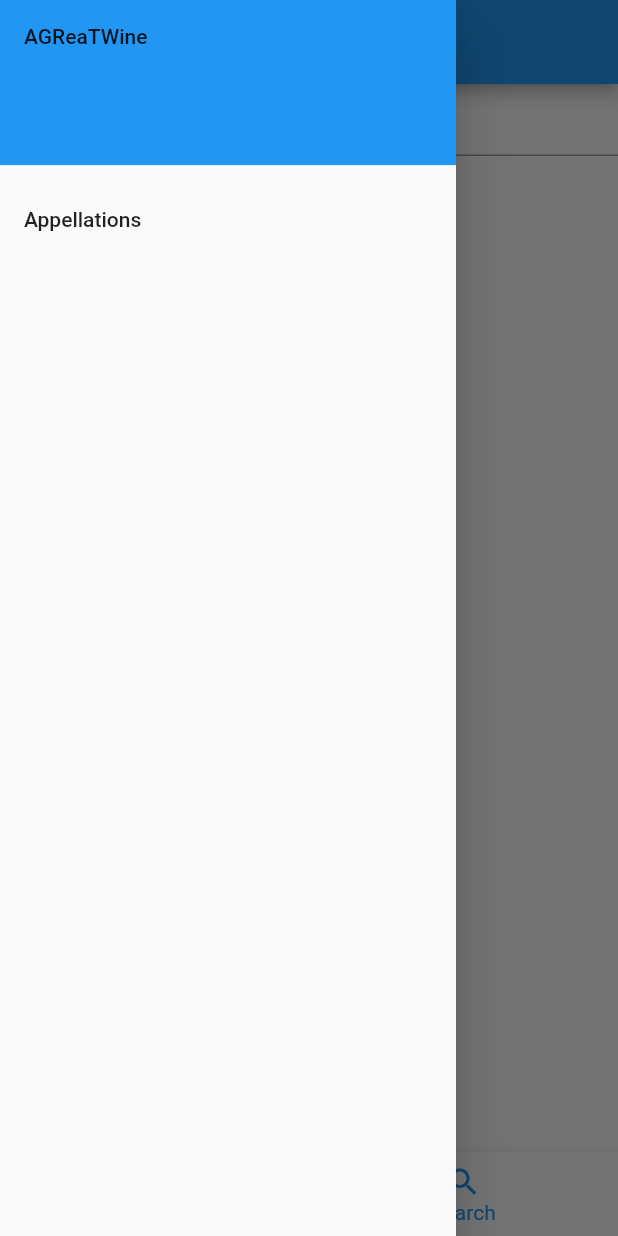
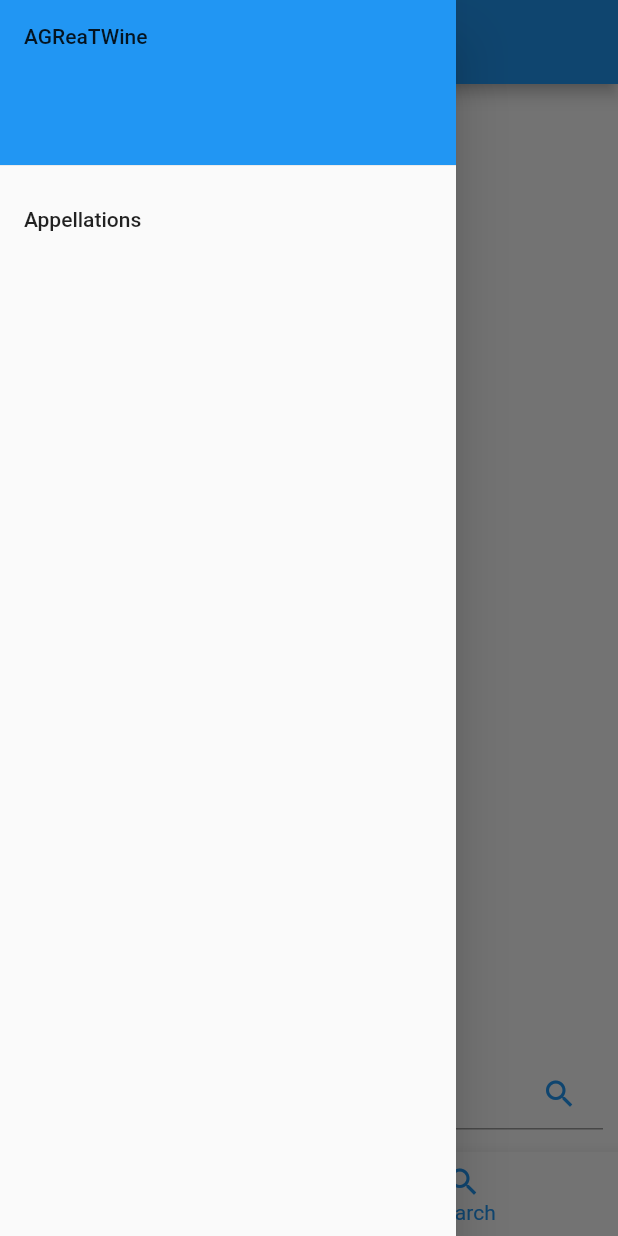
Before and after one commit to AGReATWine/agreatwine_android_app, a Flutter app: the screen it shows after launch, item 2 of the bottom bar chosen, with the side drawer open, on a phone screen of 412 x 824 dp. Run offline on Flutter 3.47's test engine with Material 2 defaults, Android fonts, the light colour scheme and no system bars; our stand-ins replace sqflite; accounts and stored records are empty; statements that could not run were skipped.

Commit message:
search bar on the bottom

```diff
--- a/lib/navigation.dart
+++ b/lib/navigation.dart
@@ -41,7 +41,18 @@ class AGreatBottomNavigationBar extends StatelessWidget {
 
   @override
   Widget build(BuildContext context) {
-    return BottomNavigationBar(
+    return Container(
+      decoration: BoxDecoration(
+        boxShadow: [
+          BoxShadow(
+            color: Colors.grey.withOpacity(0.5),
+            spreadRadius: 0.5,
+            blurRadius: 10,
+            offset: const Offset(0, 2),
+          ),
+        ],
+      ),
+      child: BottomNavigationBar(
         selectedItemColor: Colors.grey,
         items: const <BottomNavigationBarItem>[
           BottomNavigationBarItem(
@@ -69,6 +80,7 @@ class AGreatBottomNavigationBar extends StatelessWidget {
               break;
           }
         },
+      ),
     );
   }
 }
@@ -79,10 +91,19 @@ class AGreatBottomNavigationBarH extends StatelessWidget {
 
   const AGreatBottomNavigationBarH({Key? key, required this.currentIndex, required this.items}) : super(key: key);
 
-
   @override
   Widget build(BuildContext context) {
-    return BottomNavigationBar(
+    return Container(
+      decoration: BoxDecoration(
+        // boxShadow: [
+        //   BoxShadow(
+        //     color: Colors.black.withOpacity(0.3),
+        //     blurRadius: 8,
+        //     offset: const Offset(0, 3),
+        //   ),
+        // ],
+      ),
+      child: BottomNavigationBar(
         currentIndex: currentIndex,
         items: items,
         onTap: (int index) {
@@ -101,6 +122,7 @@ class AGreatBottomNavigationBarH extends StatelessWidget {
               break;
           }
         },
+      ),
     );
   }
 }
--- a/lib/search_screen.dart
+++ b/lib/search_screen.dart
@@ -70,21 +70,31 @@ class _SearchScreenState extends State<SearchScreen> {
     drawer: const AGreatDrawer(),
     body: Column(
       children: [
-          TextField(
+        Expanded(
+          child: SearchResults(searchResults: _searchResults),
+        ),
+        if (_showSortButtons) _buildSortButtons(),
+        Container(
+          padding: EdgeInsets.only(bottom: 15),
+          height: 60,
+          child: Stack(
+            children: [
+              Positioned(
+                bottom: 0,
+                left: 15,
+                right: 10,
+                child: TextField(
                   controller: _searchController,
                   decoration: InputDecoration(
                     hintText: 'Search...',
                   ),
                 ),
-          SizedBox(height: 16),
-          Padding(
-            padding: const EdgeInsets.only(bottom: 20.0),
-            child: Row(
-              mainAxisAlignment: MainAxisAlignment.start,
-              children: [
-                SizedBox(width: 16),
-                ElevatedButton(
-                  child: Text('Search'),
+              ),
+              Positioned(
+                bottom: 0,
+                right: 15,
+                child: IconButton(
+                  icon: Icon(Icons.search, color: Colors.blue),
                   onPressed: () async {
                     String query = _searchController.text;
                     _searchResults = await _search(query);
@@ -93,12 +103,9 @@ class _SearchScreenState extends State<SearchScreen> {
                     });
                   },
                 ),
-                if (_showSortButtons) _buildSortButtons()
+              ),
             ],
           ),
-          ),
-          Expanded(
-            child: SearchResults(searchResults: _searchResults),
         ),
       ],
     ),
```
Also changed, not shown: lib/search_sort_buttons.dart (+22 -3 lines). Lines whose indentation alone changed are shown as unchanged.
